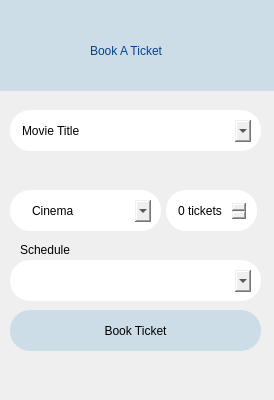
Old version of the form Ui_Files/book-a-ticket.ui in the repository edejeed/Movie-Ticketing.
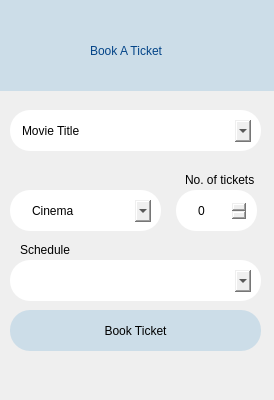
New version of the form. Icons and pictures are not drawn.

Patch:
```diff
--- a/Ui_Files/book-a-ticket.ui
+++ b/Ui_Files/book-a-ticket.ui
@@ -185,9 +185,9 @@
    <widget class="QWidget" name="rect3" native="true">
     <property name="geometry">
      <rect>
-      <x>166</x>
+      <x>176</x>
       <y>190</y>
-      <width>91</width>
+      <width>81</width>
       <height>41</height>
      </rect>
     </property>
@@ -201,9 +201,9 @@
     <widget class="QSpinBox" name="noOfTickets">
      <property name="geometry">
       <rect>
-       <x>10</x>
+       <x>20</x>
        <y>10</y>
-       <width>71</width>
+       <width>51</width>
        <height>22</height>
       </rect>
      </property>
@@ -212,12 +212,6 @@
 border: 1px white;
 }</string>
      </property>
-     <property name="suffix">
-      <string> tickets</string>
-     </property>
-     <property name="prefix">
-      <string/>
-     </property>
     </widget>
    </widget>
    <widget class="QPushButton" name="bookTicketButton">
@@ -248,6 +242,19 @@
      <string>Book Ticket</string>
     </property>
    </widget>
+   <widget class="QLabel" name="label">
+    <property name="geometry">
+     <rect>
+      <x>185</x>
+      <y>170</y>
+      <width>71</width>
+      <height>20</height>
+     </rect>
+    </property>
+    <property name="text">
+     <string>No. of tickets</string>
+    </property>
+   </widget>
    <widget class="QWidget" name="rect4" native="true">
     <property name="geometry">
      <rect>
```
Left out of the diff: 10 changed lines with no effect on the pictures.
